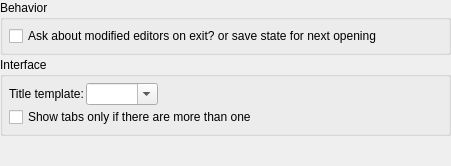
First picture: the form in resources/ui/configure/mainwindow.ui, repository prymatex/prymatex, before the edit.
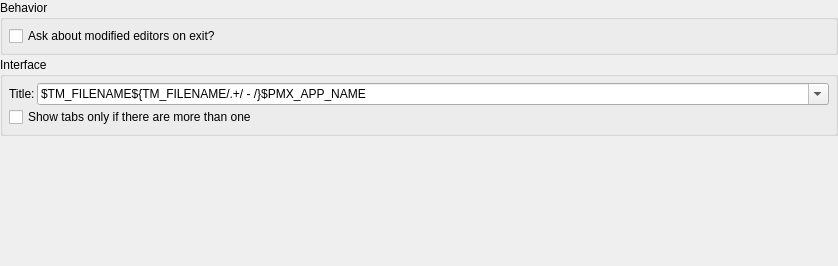
Second picture: the form after the edit.

Commit message: Main Window Title Snippet Template :)

Patch:
```diff
--- a/resources/ui/configure/mainwindow.ui
+++ b/resources/ui/configure/mainwindow.ui
@@ -6,8 +6,8 @@
    <rect>
     <x>0</x>
     <y>0</y>
-    <width>451</width>
-    <height>166</height>
+    <width>838</width>
+    <height>266</height>
    </rect>
   </property>
   <property name="windowTitle">
@@ -49,7 +49,7 @@
          </font>
         </property>
         <property name="text">
-         <string>Ask about modified editors on exit? or save state for next opening</string>
+         <string>Ask about modified editors on exit?</string>
         </property>
        </widget>
       </item>
@@ -63,7 +63,7 @@
      </property>
      <layout class="QFormLayout" name="formLayout_2">
       <property name="fieldGrowthPolicy">
-       <enum>QFormLayout::ExpandingFieldsGrow</enum>
+       <enum>QFormLayout::AllNonFixedFieldsGrow</enum>
       </property>
       <property name="horizontalSpacing">
        <number>2</number>
@@ -74,18 +74,33 @@
       <property name="margin">
        <number>6</number>
       </property>
-      <item row="0" column="0">
-       <widget class="QLabel" name="label_2">
+      <item row="1" column="0">
+       <widget class="QLabel" name="label_3">
         <property name="text">
-         <string>Title template:</string>
+         <string>Title:</string>
         </property>
        </widget>
       </item>
-      <item row="0" column="1">
+      <item row="1" column="1">
        <widget class="QComboBox" name="comboBoxTitleTemplate">
         <property name="editable">
          <bool>true</bool>
         </property>
+        <item>
+         <property name="text">
+          <string>$TM_FILENAME${TM_FILENAME/.+/ - /}$PMX_APP_NAME</string>
+         </property>
+        </item>
+        <item>
+         <property name="text">
+          <string>$TM_FILENAME${TM_FILENAME/.+/ - /}$PMX_APP_NAME ($PMX_VERSION)</string>
+         </property>
+        </item>
+        <item>
+         <property name="text">
+          <string>$TM_FILENAME${TM_FILEPATH/.+/ ($0)/}${TM_FILENAME/.+/ - /}$PMX_APP_NAME ($PMX_VERSION)</string>
+         </property>
+        </item>
        </widget>
       </item>
       <item row="3" column="0" colspan="2">
```
Left out of the diff: 4 changed lines with no effect on the pictures. The commit also changes 6 other files.
